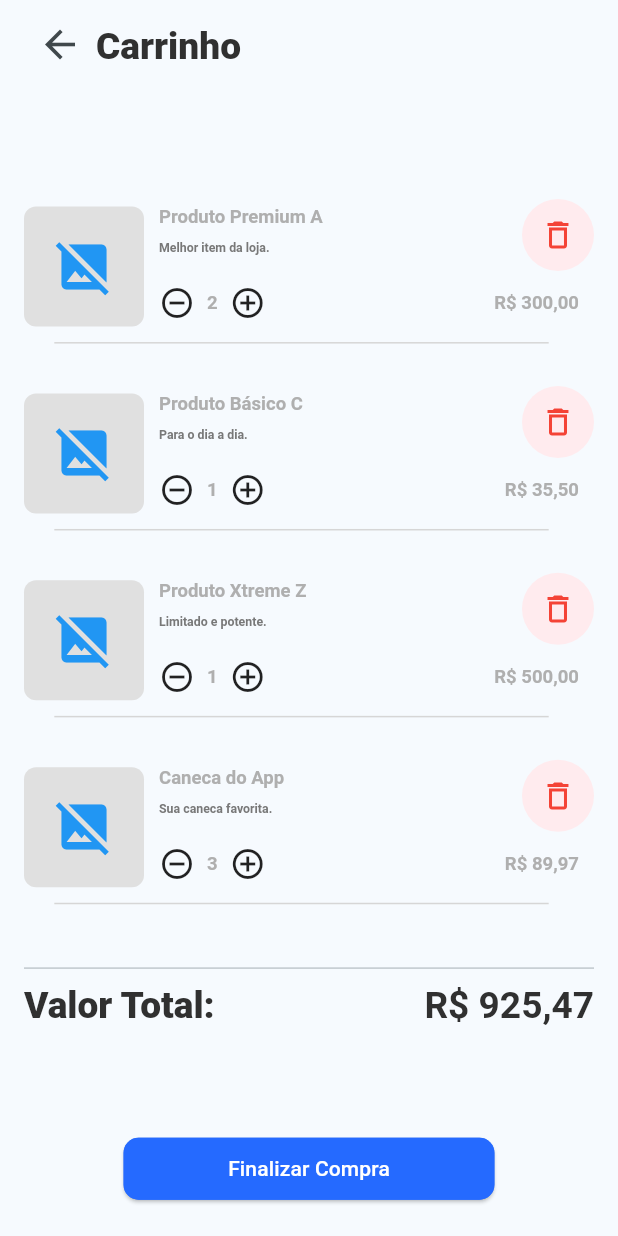
After one commit to ArthurHoshino/FidelemApp, a Flutter app: the CarrinhoView screen opened by its route, on a phone screen of 412 x 824 dp. The commit adds this screen. Run offline on Flutter 3.47's test engine with Material 3 defaults, Android fonts, the phone set to English and light mode, and no system bars; our stand-ins replace decimal, drift; accounts and stored records are empty; generated files the repository leaves out were written again.

Commit message:
EXTMOBILE-26.1 - Ajuste QA João

```diff
--- a/lib/core/widgets/fid_text.dart
+++ b/lib/core/widgets/fid_text.dart
@@ -100,7 +100,7 @@ class FIDText extends StatelessWidget {
     Map<String, double>? padding,
     String? route,
     bool? linkFirst,
-    Map<String, dynamic>? preset,
+    Map<String, dynamic>? preset, required TextAlign textAlign,
   }) : baseText = baseText ?? (preset?["baseText"] as String? ?? defaultBaseText),
         linkText = linkText ?? (preset?["linkText"] as String? ?? defaultLinkText),
         fontSize = fontSize ?? (preset?["fontSize"] as double? ?? defaultFontSize),
--- /dev/null
+++ b/lib/modules/carrinho/carrinho_model.dart
@@ -0,0 +1,5 @@
+// Placeholder para o Modelo de Estado do Carrinho (usado pelo ViewModel)
+// Este arquivo definiria os dados de estado da tela do carrinho (subtotal, frete, etc.).
+class CarrinhoModel {
+  // A ser preenchido quando o gerenciamento de estado (MVVM) for implementado.
+}
--- /dev/null
+++ b/lib/modules/carrinho/carrinho_view.dart
@@ -0,0 +1,169 @@
+import 'package:flutter/material.dart';
+import 'package:fidelem_app/core/widgets/fid_text.dart';
+import 'package:fidelem_app/core/widgets/fid_button.dart';
+import 'package:fidelem_app/modules/carrinho/components/cart_item_card.dart';
+import 'package:fidelem_app/routes.dart';
+
+
+final List<CartItem> mockCartItems = [
+  CartItem(id: '1', name: 'Produto Premium A', description: 'Melhor item da loja.', imageUrl: '', price: 150.00, quantity: 2),
+  CartItem(id: '2', name: 'Produto Básico C', description: 'Para o dia a dia.', imageUrl: '', price: 35.50, quantity: 1),
+  CartItem(id: '3', name: 'Produto Xtreme Z', description: 'Limitado e potente.', imageUrl: '', price: 500.00, quantity: 1),
+  CartItem(id: '4', name: 'Caneca do App', description: 'Sua caneca favorita.', imageUrl: '', price: 29.99, quantity: 3),
+];
+
+
+class CarrinhoView extends StatefulWidget {
+  const CarrinhoView({super.key});
+
+  @override
+  State<CarrinhoView> createState() => _CarrinhoViewState();
+}
+
+class _CarrinhoViewState extends State<CarrinhoView> {
+
+  late List<CartItem> _items;
+
+  @override
+  void initState() {
+    super.initState();
+    _items = List.from(mockCartItems); // Copia os dados do mock para a lista local
+  }
+
+  double _calculateTotal() {
+
+    return _items.fold(0.0, (sum, item) => sum + (item.price * item.quantity));
+  }
+
+  void _removerItem(int index) {
+    setState(() {
+      _items.removeAt(index);
+    });
+
+    ScaffoldMessenger.of(context).showSnackBar(
+      const SnackBar(content: Text("Item removido do carrinho"), duration: Duration(seconds: 1)),
+    );
+  }
+
+  void _decrementarQuantidade(int index) {
+    setState(() {
+      if (_items[index].quantity > 1) {
+        _items[index].quantity--;
+      } else {
+        _removerItem(index);
+      }
+    });
+  }
+
+  void _incrementarQuantidade(int index) {
+    setState(() {
+      _items[index].quantity++;
+    });
+  }
+
+  @override
+  Widget build(BuildContext context) {
+    final totalValue = _calculateTotal();
+
+    return Scaffold(
+      body: SafeArea(
+        child: Padding(
+          padding: const EdgeInsets.all(16.0),
+          child: Column(
+            children: [
+              Row(
+                mainAxisAlignment: MainAxisAlignment.start,
+                crossAxisAlignment: CrossAxisAlignment.center,
+                children: [
+                  Transform.translate(
+                    offset: const Offset(0, -30),
+                    child: IconButton(
+                      icon: const Icon(Icons.arrow_back),
+                      onPressed: () => Navigator.of(context).pop(),
+                      padding: const EdgeInsets.all(8),
+                      constraints: const BoxConstraints(),
+                      iconSize: 30,
+                    ),
+                  ),
+                  Expanded(
+                    child: FIDText(
+                      baseText: "Carrinho",
+                      preset: FIDText.large,
+                      textAlign: TextAlign.left,
+                    ),
+                  ),
+                ],
+              ),
+
+              Expanded(
+                child: _items.isEmpty
+                    ? Center(child: FIDText(baseText: "Seu carrinho está vazio.", preset: FIDText.large, textAlign: TextAlign.center,))
+                    : ListView.builder(
+                  padding: const EdgeInsets.only(top: 10),
+                  itemCount: _items.length,
+                  itemBuilder: (context, index) {
+                    final item = _items[index];
+
+                    return Stack(
+                      children: [
+                        Padding(
+                          padding: const EdgeInsets.only(right: 10.0, top: 15.0),
+                          child: CartItemCard(
+                            item: item,
+                          ),
+                        ),
+
+                        Positioned(
+                          top: 20,
+                          right: 0,
+                          child: Container(
+                            decoration: BoxDecoration(
+                              color: Colors.red[50],
+                              shape: BoxShape.circle,
+                            ),
+                            child: IconButton(
+                              icon: const Icon(Icons.delete_outline, color: Colors.red),
+                              onPressed: () => _removerItem(index),
+                              tooltip: 'Remover item',
+                            ),
+                          ),
+                        ),
+                      ],
+                    );
+                  },
+                ),
+              ),
+
+              Column(
+                children: [
+                  const Divider(height: 20),
+                  Row(
+                    mainAxisAlignment: MainAxisAlignment.spaceBetween,
+                    children: [
+                      FIDText(baseText: "Valor Total:", preset: FIDText.large, textAlign: TextAlign.start),
+                      FIDText(
+                        baseText: "R\$ ${totalValue.toStringAsFixed(2).replaceAll('.', ',')}",
+                        preset: FIDText.large,
+                        fontWeight: FontWeight.bold,
+                        textAlign: TextAlign.end,
+                      ),
+                    ],
+                  ),
+
+                  FIDButton(
+                    text: "Finalizar Compra",
+                    preset: FIDButton.medium,
+                    onPressed: _items.isEmpty ? null : () {
+                      Navigator.of(context).pushNamed(Routes.paymentSelectionPage ?? '');
+                    },
+                    padding: const {"top": 0.02, "bottom": 0.01},
+                  ),
+                ],
+              ),
+            ],
+          ),
+        ),
+      ),
+    );
+  }
+}
--- /dev/null
+++ b/lib/modules/carrinho/components/cart_item_card.dart
@@ -0,0 +1,159 @@
+import 'package:flutter/material.dart';
+import 'package:fidelem_app/core/widgets/fid_text.dart';
+import 'package:fidelem_app/core/widgets/fid_line.dart';
+
+class CartItemCard extends StatefulWidget {
+  final CartItem item;
+
+  const CartItemCard({super.key, required this.item});
+
+  @override
+  State<CartItemCard> createState() => _CartItemCardState();
+}
+
+class CartItem {
+  final String id;
+  final String name;
+  final String description;
+  final String imageUrl;
+  final double price;
+  int quantity;
+
+  CartItem({
+    required this.id,
+    required this.name,
+    required this.description,
+    required this.imageUrl,
+    required this.price,
+    this.quantity = 1,
+  });
+
+  double get totalProductPrice => price * quantity;
+}
+
+class _CartItemCardState extends State<CartItemCard> {
+
+  void _incrementQuantity() {
+    setState(() {
+      widget.item.quantity++;
+    });
+  }
+
+  void _decrementQuantity() {
+    setState(() {
+      if (widget.item.quantity > 1) {
+        widget.item.quantity--;
+      }
+    });
+  }
+
+  Widget _buildProductImage() {
+    return Container(
+      width: 80,
+      height: 80,
+      decoration: BoxDecoration(
+        color: Colors.grey[300],
+        borderRadius: BorderRadius.circular(8),
+      ),
+      child: const Center(
+        child: Icon(Icons.image_not_supported, color: Colors.blue, size: 40),
+      ),
+    );
+  }
+
+  @override
+  Widget build(BuildContext context) {
+    return Column(
+      children: [
+        Padding(
+          padding: const EdgeInsets.symmetric(vertical: 10.0),
+          child: Row(
+            crossAxisAlignment: CrossAxisAlignment.start,
+            children: [
+
+              _buildProductImage(),
+              const SizedBox(width: 10),
+
+              Expanded(
+                child: Column(
+                  crossAxisAlignment: CrossAxisAlignment.start,
+                  children: [
+                    FIDText(
+                      baseText: widget.item.name,
+                      preset: FIDText.medium,
+                      textAlign: TextAlign.start,
+                    ),
+
+                    FIDText(
+                      baseText: widget.item.description,
+                      preset: FIDText.small,
+                      color: const Color.fromARGB(255, 120, 120, 120),
+                      padding: const {"bottom": 0.005},
+                      textAlign: TextAlign.start,
+                    ),
+
+                    const SizedBox(height: 20),
+
+                    Row(
+                      mainAxisAlignment: MainAxisAlignment.spaceBetween,
+                      crossAxisAlignment: CrossAxisAlignment.center,
+                      children: [
+
+                        // CONTROLE DE QUANTIDADE
+                        Row(
+                          children: [
+
+                            Transform.translate(
+                              offset: const Offset(0, -4), // sobe 2px
+                              child: GestureDetector(
+                                onTap: _decrementQuantity,
+                                child: const Icon(Icons.remove_circle_outline, size: 24),
+                              ),
+                            ),
+
+                            Padding(
+                              padding: const EdgeInsets.symmetric(horizontal: 8),
+                              child: FIDText(
+                                baseText: widget.item.quantity.toString(),
+                                preset: FIDText.medium,
+                                textAlign: TextAlign.center,
+                              ),
+                            ),
+
+                            Transform.translate(
+                              offset: const Offset(0, -4), // sobe 2px (mesmo valor)
+                              child: GestureDetector(
+                                onTap: _incrementQuantity,
+                                child: const Icon(Icons.add_circle_outline, size: 24),
+                              ),
+                            ),
+                          ],
+                        ),
+
+                        // PREÇO
+                        FIDText(
+                          baseText: "R\$ ${widget.item.totalProductPrice.toStringAsFixed(2).replaceAll('.', ',')}",
+                          preset: FIDText.medium,
+                          fontWeight: FontWeight.bold,
+                          textAlign: TextAlign.center,
+                        ),
+                      ],
+                    ),
+
+
+
+
+
+
+                  ],
+                ),
+              ),
+            ],
+          ),
+        ),
+
+        FIDLine(preset: FIDLine.small),
+      ],
+    );
+  }
+}
--- a/lib/modules/login/login_view.dart
+++ b/lib/modules/login/login_view.dart
@@ -14,19 +14,19 @@ class LoginView extends StatelessWidget {
     return AppLogo(
       child: Column(
         children: [
-          FIDText(baseText: "Seja bem-vindo(a)", preset: FIDText.large),
-          FIDText(baseText: "Entre com seu usuário e sua senha", padding: {"bottom": 0.03}, preset: FIDText.medium),
+          FIDText(baseText: "Seja bem-vindo(a)", preset: FIDText.large,textAlign: TextAlign.center),
+          FIDText(baseText: "Entre com seu usuário e sua senha", padding: {"bottom": 0.03}, preset: FIDText.medium,textAlign: TextAlign.center),
           Column(
             crossAxisAlignment: CrossAxisAlignment.end,
             children: [
               FIDInputBox(text: "Usuário", padding: {"bottom": 0.03}, preset: FIDInputBox.medium),
               FIDInputBox(text: "Senha", padding: {"bottom": 0.01}, preset: FIDInputBox.medium),
-              FIDText(linkText: "Esqueceu sua senha?", fontSize: 0.013, route: Routes.redefinirSenhaPage, preset: FIDText.link),
+              FIDText(linkText: "Esqueceu sua senha?", fontSize: 0.013, route: Routes.redefinirSenhaPage, preset: FIDText.link,textAlign: TextAlign.center),
             ],
           ),
           FIDButton(text: "Login", preset: FIDButton.medium),
           FIDLine(preset: FIDLine.small),
-          FIDText(baseText: "Não tem uma conta? ", linkText: "Registre-se", route: Routes.registroPage, preset: FIDText.link),
+          FIDText(baseText: "Não tem uma conta? ", linkText: "Registre-se", route: Routes.registroPage, preset: FIDText.link,textAlign: TextAlign.center),
         ],
       )
     );
--- a/lib/modules/redefinir_senha/redefinir_senha_view.dart
+++ b/lib/modules/redefinir_senha/redefinir_senha_view.dart
@@ -13,7 +13,7 @@ class RedefinirSenhaView extends StatelessWidget {
     return AppLogo(
       child: Column(
         children: [
-          FIDText(baseText: "Redefinir Senha", preset: FIDText.large),
+          FIDText(baseText: "Redefinir Senha", preset: FIDText.large, textAlign: TextAlign.center),
           FIDInputBox(text: "Confirme a senha antiga", padding: {"bottom": 0.03}, preset: FIDInputBox.medium),
           FIDInputBox(text: "Insira a nova senha", padding: {"bottom": 0.03}, preset: FIDInputBox.medium),
           FIDInputBox(text: "Confirme a nova senha", padding: {"bottom": 0.05}, preset: FIDInputBox.medium),
--- a/lib/modules/registro/registro_view.dart
+++ b/lib/modules/registro/registro_view.dart
@@ -14,11 +14,11 @@ class RegistroView extends StatelessWidget {
     return AppLogo(
         child: Column(
           children: [
-          FIDText(baseText: "Registro", preset: FIDText.large),
+            FIDText(baseText: "Registro", preset: FIDText.large, textAlign: TextAlign.center,),
             Column(
               crossAxisAlignment: CrossAxisAlignment.start,
               children: [
-              FIDText(baseText: "Insira seus dados", preset: FIDText.medium),
+                FIDText(baseText: "Insira seus dados", preset: FIDText.medium, textAlign: TextAlign.center,),
                 FIDInputBox(text: "Nome", preset: FIDInputBox.medium),
                 FIDInputBox(text: "Email", preset: FIDInputBox.medium),
                 FIDInputBox(text: "Senha", preset: FIDInputBox.medium),
@@ -27,7 +27,7 @@ class RegistroView extends StatelessWidget {
             ),
             FIDButton(text: "Criar", preset: FIDButton.medium),
             FIDLine(preset: FIDLine.small),
-          FIDText(baseText: "Já tem uma conta? ", linkText: "Entre", route: Routes.loginPage, preset: FIDText.link),
+            FIDText(baseText: "Já tem uma conta? ", linkText: "Entre", route: Routes.loginPage, preset: FIDText.link, textAlign: TextAlign.center,),
           ],
         )
     );
--- a/lib/routes.dart
+++ b/lib/routes.dart
@@ -1,6 +1,9 @@
 import 'package:fidelem_app/modules/login/login_view.dart';
 import 'package:fidelem_app/modules/redefinir_senha/redefinir_senha_view.dart';
 import 'package:fidelem_app/modules/registro/registro_view.dart';
+import 'package:fidelem_app/modules/carrinho/carrinho_view.dart';
+import 'package:fidelem_app/modules/carrinho/pages/payment_selection_view.dart';
+import 'package:fidelem_app/modules/carrinho/pages/checkout_success_view.dart';
 import 'package:flutter/widgets.dart';
 
 class Routes {
@@ -15,6 +18,9 @@ class Routes {
   static const String homePage = '/home';
   static const String lojaNormalPage = '/loja-normal';
   static const String lojaPontosPage = '/loja-pontos';
+  static const String carrinhoPage = '/carrinho';
+  static const String paymentSelectionPage = '/payment-selection';
+  static const String checkoutSuccessPage = '/checkout-success';
 
   // Rotas do fluxo do Mercado
   static const String inventarioPage = '/inventario';
@@ -26,6 +32,10 @@ class Routes {
       registroPage: (context) => const RegistroView(),
       loginPage: (context) => const LoginView(),
       redefinirSenhaPage: (context) => const RedefinirSenhaView(),
+      carrinhoPage: (context) => const CarrinhoView(),
+      paymentSelectionPage: (context) => const PaymentSelectionView(),
+      checkoutSuccessPage: (context) => const CheckoutSuccessView(),
+      homePage: (context) => const RegistroView(), // TODO: Criar HomeView adequada
     };
   }
 }
```
Also changed, not shown: lib/core/widgets/app_logo.dart (+12 -1 lines), lib/modules/carrinho/carrinho_viewmodel.dart (added, +10 -0 lines), lib/modules/carrinho/components/coupon_selector.dart (added, +45 -0 lines), lib/modules/carrinho/components/payment_method_tile.dart (added, +83 -0 lines), lib/modules/carrinho/pages/checkout_success_view.dart (added, +78 -0 lines), lib/modules/carrinho/pages/payment_selection_view.dart (added, +112 -0 lines), lib/modules/carrinho/pages/carrinho_view.dart (added). Lines whose indentation alone changed are shown as unchanged.
